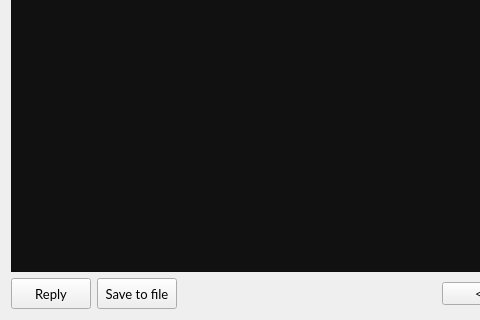
Qt form src/gui/ui/messagedetailsdialog.ui (ConcealNetwork/conceal-desktop) before a commit; both pictures show x 0 to 480 and y 173 to 493 of the 705 by 493 pixel window.
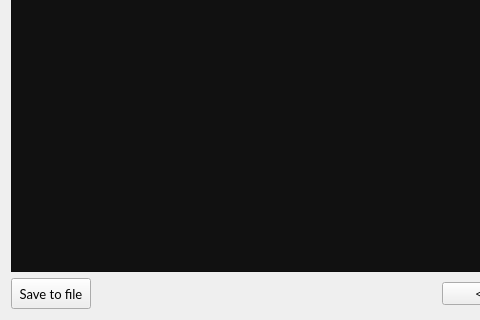
The same form after that commit.

Commit message: Remove reply button until we redo how it works with the cloud

Patch:
```diff
--- a/src/gui/ui/messagedetailsdialog.ui
+++ b/src/gui/ui/messagedetailsdialog.ui
@@ -145,28 +145,6 @@
    </item>
    <item>
     <layout class="QHBoxLayout" name="horizontalLayout">
-     <item>
-      <widget class="QPushButton" name="m_replyButton">
-       <property name="minimumSize">
-        <size>
-         <width>0</width>
-         <height>31</height>
-        </size>
-       </property>
-       <property name="font">
-        <font>
-         <family>Lato</family>
-         <pointsize>10</pointsize>
-        </font>
-       </property>
-       <property name="text">
-        <string>Reply</string>
-       </property>
-       <property name="autoDefault">
-        <bool>false</bool>
-       </property>
-      </widget>
-     </item>
      <item>
       <widget class="QPushButton" name="m_saveButton">
        <property name="minimumSize">
```
Left out of the diff: 16 changed lines with no effect on the pictures.
